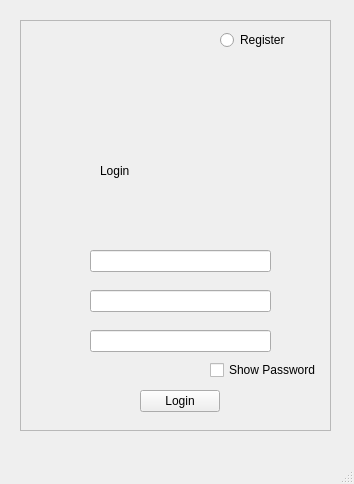
tmrna/demoQt, file forms/login/login.ui: the form before one commit.
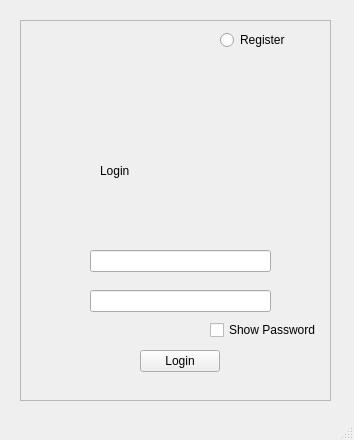
The form after the commit.

Commit message:
Added Functionality -- login (form):
- checkbox shows/ hides password
- password line's default echomode is QLineEdit::Password
- Removed confirm password line edit

The edit to the form file:
```diff
--- a/forms/login/login.ui
+++ b/forms/login/login.ui
@@ -7,7 +7,7 @@
     <x>0</x>
     <y>0</y>
     <width>354</width>
-    <height>484</height>
+    <height>440</height>
    </rect>
   </property>
   <property name="windowTitle">
@@ -20,7 +20,7 @@
       <x>20</x>
       <y>20</y>
       <width>311</width>
-      <height>411</height>
+      <height>381</height>
      </rect>
     </property>
     <property name="frameShape">
@@ -62,21 +62,11 @@
       </rect>
      </property>
     </widget>
-    <widget class="QLineEdit" name="pwCnfLine">
-     <property name="geometry">
-      <rect>
-       <x>70</x>
-       <y>310</y>
-       <width>181</width>
-       <height>22</height>
-      </rect>
-     </property>
-    </widget>
     <widget class="QCheckBox" name="checkBox">
      <property name="geometry">
       <rect>
        <x>190</x>
-       <y>340</y>
+       <y>300</y>
        <width>111</width>
        <height>20</height>
       </rect>
@@ -89,7 +79,7 @@
      <property name="geometry">
       <rect>
        <x>120</x>
-       <y>370</y>
+       <y>330</y>
        <width>80</width>
        <height>22</height>
       </rect>
```
The commit also changes 2 other files.
